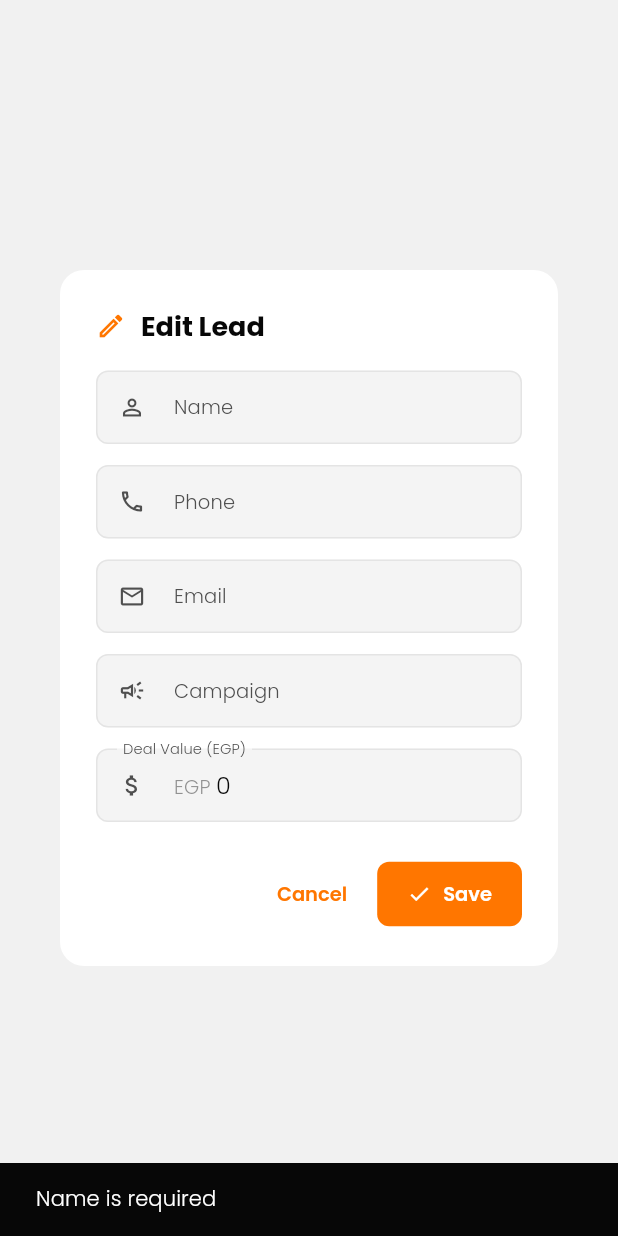
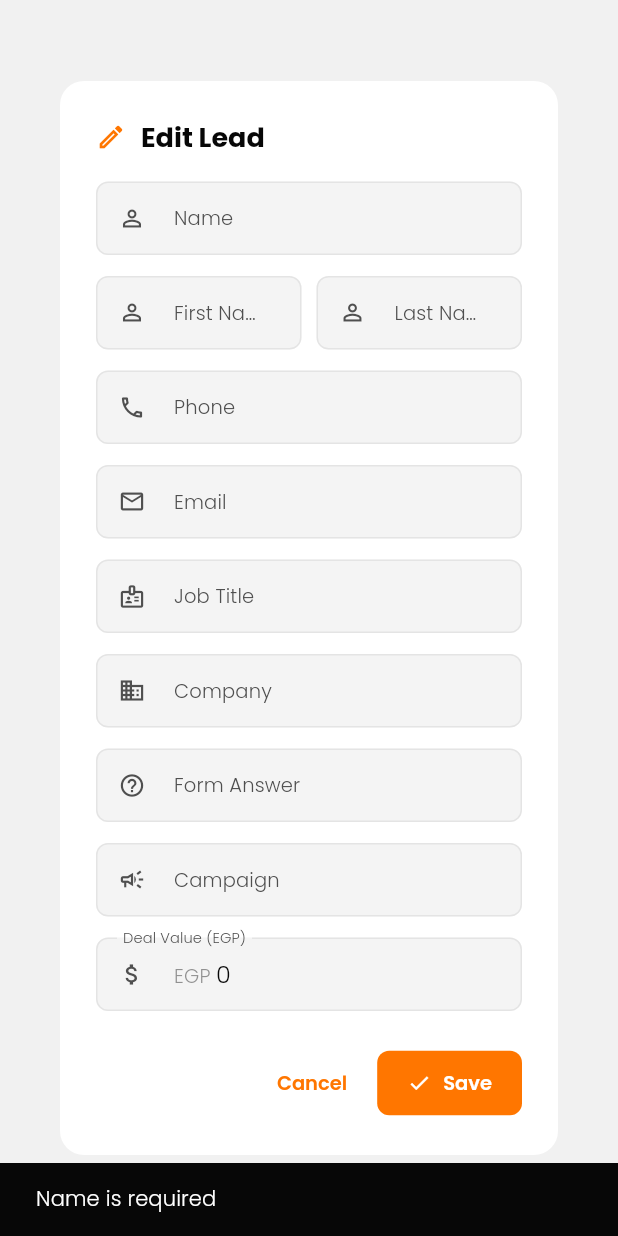
Before and after one commit to anismohamedaniso-commits/anis-crm, a Flutter app: the _EditLeadDialog widget shown alone on an empty page, opened directly with empty values, after a tap on "Save", on a phone screen of 412 x 824 dp. Run offline on Flutter 3.47's test engine with Material 3 defaults, Android fonts, the phone set to English and light mode, and no system bars; our stand-ins replace csv, file_picker, go_router, google_fonts, shared_preferences, supabase_flutter; missing offline and left inert: dart:html, excel; accounts and stored records are empty; network calls fail.

Commit message:
Add files via upload

```diff
--- a/lib/pages/lead_detail_page.dart
+++ b/lib/pages/lead_detail_page.dart
@@ -407,7 +407,10 @@ class _LeadSummaryCard extends StatelessWidget {
           const SizedBox(height: 12),
           _SourceChannelRow(lead: l),
           const SizedBox(height: 8),
-          _InfoRow(icon: Icons.calendar_today_outlined, label: 'Date added', value: _formatDate(l.createdAt)),
+          _InfoRow(icon: Icons.calendar_today_outlined, label: 'Date added', value: (l.dateAdded != null && l.dateAdded!.isNotEmpty) ? l.dateAdded! : _formatDate(l.createdAt)),
+          if (l.jobTitle != null && l.jobTitle!.isNotEmpty) ...[const SizedBox(height: 8), _InfoRow(icon: Icons.badge_outlined, label: 'Job title', value: l.jobTitle!)],
+          if (l.company != null && l.company!.isNotEmpty) ...[const SizedBox(height: 8), _InfoRow(icon: Icons.business_outlined, label: 'Company', value: l.company!)],
+          if (l.formQuestion != null && l.formQuestion!.isNotEmpty) ...[const SizedBox(height: 8), _InfoRow(icon: Icons.help_outline, label: 'Form answer', value: l.formQuestion!)],
           if (l.campaign != null && l.campaign!.isNotEmpty) ...[const SizedBox(height: 8), _InfoRow(icon: Icons.campaign_outlined, label: 'Campaign', value: l.campaign!)],
         ]),
       ),
@@ -1304,6 +1307,7 @@ class _EditLeadDialog extends StatefulWidget {
 
 class _EditLeadDialogState extends State<_EditLeadDialog> {
   late final TextEditingController _name, _phone, _email, _campaign, _dealValue;
+  late final TextEditingController _firstName, _lastName, _jobTitle, _company, _formQuestion;
   bool _saving = false;
 
   @override
@@ -1314,10 +1318,15 @@ class _EditLeadDialogState extends State<_EditLeadDialog> {
     _email = TextEditingController(text: widget.lead.email ?? '');
     _campaign = TextEditingController(text: widget.lead.campaign ?? '');
     _dealValue = TextEditingController(text: widget.lead.dealValue != null ? widget.lead.dealValue!.toStringAsFixed(0) : '');
-  }
-
-  @override
-  void dispose() { _name.dispose(); _phone.dispose(); _email.dispose(); _campaign.dispose(); _dealValue.dispose(); super.dispose(); }
+    _firstName = TextEditingController(text: widget.lead.firstName ?? '');
+    _lastName = TextEditingController(text: widget.lead.lastName ?? '');
+    _jobTitle = TextEditingController(text: widget.lead.jobTitle ?? '');
+    _company = TextEditingController(text: widget.lead.company ?? '');
+    _formQuestion = TextEditingController(text: widget.lead.formQuestion ?? '');
+  }
+
+  @override
+  void dispose() { _name.dispose(); _phone.dispose(); _email.dispose(); _campaign.dispose(); _dealValue.dispose(); _firstName.dispose(); _lastName.dispose(); _jobTitle.dispose(); _company.dispose(); _formQuestion.dispose(); super.dispose(); }
 
   Widget _field(TextEditingController c, String label, IconData icon) =>
       TextField(controller: c, decoration: InputDecoration(labelText: label, prefixIcon: Icon(icon), border: OutlineInputBorder(borderRadius: BorderRadius.circular(12))));
@@ -1330,8 +1339,12 @@ class _EditLeadDialogState extends State<_EditLeadDialog> {
       title: Row(children: [Icon(Icons.edit_outlined, size: 20, color: cs.primary), const SizedBox(width: 10), const Text('Edit Lead')]),
       content: SingleChildScrollView(child: SizedBox(width: 420, child: Column(mainAxisSize: MainAxisSize.min, children: [
         _field(_name, 'Name', Icons.person_outline), const SizedBox(height: 14),
+        Row(children: [Expanded(child: _field(_firstName, 'First Name', Icons.person_outline)), const SizedBox(width: 10), Expanded(child: _field(_lastName, 'Last Name', Icons.person_outline))]), const SizedBox(height: 14),
         _field(_phone, 'Phone', Icons.phone_outlined), const SizedBox(height: 14),
         _field(_email, 'Email', Icons.email_outlined), const SizedBox(height: 14),
+        _field(_jobTitle, 'Job Title', Icons.badge_outlined), const SizedBox(height: 14),
+        _field(_company, 'Company', Icons.business_outlined), const SizedBox(height: 14),
+        _field(_formQuestion, 'Form Answer', Icons.help_outline), const SizedBox(height: 14),
         _field(_campaign, 'Campaign', Icons.campaign_outlined), const SizedBox(height: 14),
         TextField(controller: _dealValue, decoration: InputDecoration(labelText: 'Deal Value (EGP)', prefixIcon: const Icon(Icons.attach_money), prefixText: 'EGP ', border: OutlineInputBorder(borderRadius: BorderRadius.circular(12))), keyboardType: const TextInputType.numberWithOptions(decimal: true)),
       ]))),
@@ -1357,6 +1370,11 @@ class _EditLeadDialogState extends State<_EditLeadDialog> {
         name: name, phone: _phone.text.trim().isEmpty ? null : _phone.text.trim(),
         email: email.isEmpty ? null : email, campaign: _campaign.text.trim().isEmpty ? null : _campaign.text.trim(),
         dealValue: double.tryParse(_dealValue.text.trim()),
+        firstName: _firstName.text.trim().isEmpty ? null : _firstName.text.trim(),
+        lastName: _lastName.text.trim().isEmpty ? null : _lastName.text.trim(),
+        jobTitle: _jobTitle.text.trim().isEmpty ? null : _jobTitle.text.trim(),
+        company: _company.text.trim().isEmpty ? null : _company.text.trim(),
+        formQuestion: _formQuestion.text.trim().isEmpty ? null : _formQuestion.text.trim(),
       ));
       if (context.mounted) { ScaffoldMessenger.of(context).showSnackBar(const SnackBar(content: Text('Lead updated'), duration: Duration(seconds: 1))); Navigator.of(context).pop(true); }
     } catch (e) {
--- a/lib/pages/leads_page.dart
+++ b/lib/pages/leads_page.dart
@@ -1536,9 +1536,15 @@ class _ImportLeadsDialogState extends State<_ImportLeadsDialog> {
   String? _error;
   final Map<String, int?> _map = {
     'Name': null,
+    'First Name': null,
+    'Last Name': null,
+    'Email': null,
     'Phone': null,
-    'Email': null,
+    'Job Title': null,
+    'Company': null,
+    'Form Question': null,
     'Source': null,
+    'Date Added': null,
     'Date': null,
   };
   String _dupPolicy = 'skip';
@@ -1547,15 +1553,27 @@ class _ImportLeadsDialogState extends State<_ImportLeadsDialog> {
   void _autoMapHeaders() {
     for (int i = 0; i < _headers.length; i++) {
       final h = _headers[i].toLowerCase().trim();
-      if (_map['Name'] == null && (h == 'name' || h == 'full name' || h == 'fullname' || h == 'lead name' || h == 'contact' || h == 'contact name')) {
+      if (_map['First Name'] == null && (h == 'first name' || h == 'firstname' || h == 'first' || h == 'fname' || h == 'given name')) {
+        _map['First Name'] = i;
+      } else if (_map['Last Name'] == null && (h == 'last name' || h == 'lastname' || h == 'last' || h == 'lname' || h == 'surname' || h == 'family name')) {
+        _map['Last Name'] = i;
+      } else if (_map['Name'] == null && (h == 'name' || h == 'full name' || h == 'fullname' || h == 'lead name' || h == 'contact' || h == 'contact name')) {
         _map['Name'] = i;
+      } else if (_map['Email'] == null && (h == 'email' || h == 'e-mail' || h == 'email address' || h == 'mail')) {
+        _map['Email'] = i;
       } else if (_map['Phone'] == null && (h == 'phone' || h == 'phone number' || h == 'mobile' || h == 'cell' || h == 'tel' || h == 'telephone' || h == 'whatsapp')) {
         _map['Phone'] = i;
-      } else if (_map['Email'] == null && (h == 'email' || h == 'e-mail' || h == 'email address' || h == 'mail')) {
-        _map['Email'] = i;
+      } else if (_map['Job Title'] == null && (h == 'job title' || h == 'jobtitle' || h == 'title' || h == 'position' || h == 'role' || h == 'designation')) {
+        _map['Job Title'] = i;
+      } else if (_map['Company'] == null && (h == 'company' || h == 'company name' || h == 'organization' || h == 'organisation' || h == 'business' || h == 'employer')) {
+        _map['Company'] = i;
+      } else if (_map['Form Question'] == null && (h == 'form question' || h == 'question' || h == 'answer' || h == 'form answer' || h == 'response' || h == 'message' || h == 'comment' || h == 'comments' || h == 'note' || h == 'notes')) {
+        _map['Form Question'] = i;
       } else if (_map['Source'] == null && (h == 'source' || h == 'channel' || h == 'source/channel' || h == 'lead source' || h == 'platform' || h == 'origin')) {
         _map['Source'] = i;
-      } else if (_map['Date'] == null && (h == 'date' || h == 'created' || h == 'created_at' || h == 'createdat' || h == 'created at' || h == 'timestamp' || h == 'time' || h == 'added' || h == 'date added' || h == 'registration date' || h == 'signup date' || h == 'joined')) {
+      } else if (_map['Date Added'] == null && (h == 'date added' || h == 'date_added' || h == 'added' || h == 'form date' || h == 'submission date' || h == 'submitted' || h == 'date submitted' || h == 'signup date' || h == 'registration date' || h == 'joined')) {
+        _map['Date Added'] = i;
+      } else if (_map['Date'] == null && (h == 'date' || h == 'created' || h == 'created_at' || h == 'createdat' || h == 'created at' || h == 'timestamp' || h == 'time')) {
         _map['Date'] = i;
       }
     }
@@ -1565,7 +1583,7 @@ class _ImportLeadsDialogState extends State<_ImportLeadsDialog> {
   Widget build(BuildContext context) {
     final cs = Theme.of(context).colorScheme;
     final mapped = _map.values.where((v) => v != null).length;
-    final nameOk = _map['Name'] != null;
+    final nameOk = _map['Name'] != null || _map['First Name'] != null;
     return AlertDialog(
       shape: RoundedRectangleBorder(borderRadius: BorderRadius.circular(16)),
       title: Row(children: [
@@ -1594,7 +1612,7 @@ class _ImportLeadsDialogState extends State<_ImportLeadsDialog> {
               Container(
                 padding: const EdgeInsets.symmetric(horizontal: 10, vertical: 6),
                 decoration: BoxDecoration(color: cs.primary.withValues(alpha: 0.1), borderRadius: BorderRadius.circular(8)),
-                child: Text('$mapped/5 mapped', style: Theme.of(context).textTheme.labelLarge?.copyWith(fontWeight: FontWeight.w600, color: cs.primary)),
+                child: Text('$mapped mapped', style: Theme.of(context).textTheme.labelLarge?.copyWith(fontWeight: FontWeight.w600, color: cs.primary)),
               ),
             ],
           ]),
@@ -1634,12 +1652,12 @@ class _ImportLeadsDialogState extends State<_ImportLeadsDialog> {
   Widget _mappingDropdown(String field) {
     final cs = Theme.of(context).colorScheme;
     final isMapped = _map[field] != null;
-    final isRequired = field == 'Name';
+    final isRequired = field == 'First Name';
     return SizedBox(
-      width: 320,
+      width: 330,
       child: Row(children: [
-        SizedBox(width: 60, child: Row(children: [
-          Text(field, style: Theme.of(context).textTheme.bodyMedium?.copyWith(fontWeight: FontWeight.w500)),
+        SizedBox(width: 96, child: Row(children: [
+          Flexible(child: Text(field, overflow: TextOverflow.ellipsis, style: Theme.of(context).textTheme.bodyMedium?.copyWith(fontWeight: FontWeight.w500))),
           if (isRequired) Text(' *', style: TextStyle(color: cs.error, fontWeight: FontWeight.w700)),
         ])),
         const SizedBox(width: 8),
@@ -1732,14 +1750,24 @@ class _ImportLeadsDialogState extends State<_ImportLeadsDialog> {
     int total = _rows.length, ok = 0, skipped = 0, failed = 0, updated = 0;
     for (final row in _rows) {
       try {
-        String? name = _val(row, _map['Name']);
+        final firstName = _val(row, _map['First Name']);
+        final lastName = _val(row, _map['Last Name']);
+        String name = (_val(row, _map['Name']) ?? '').trim();
+        if (name.isEmpty) {
+          name = [firstName, lastName].where((s) => (s ?? '').trim().isNotEmpty).map((s) => s!.trim()).join(' ').trim();
+        }
         final phone = _val(row, _map['Phone']);
         final email = _val(row, _map['Email']);
+        final jobTitle = _val(row, _map['Job Title']);
+        final company = _val(row, _map['Company']);
+        final formQuestion = _val(row, _map['Form Question']);
+        final dateAdded = _val(row, _map['Date Added']);
         final sourceStr = _val(row, _map['Source']);
         final dateStr = _val(row, _map['Date']);
-        if (name == null || name.trim().isEmpty) { skipped++; continue; }
+        if (name.isEmpty) { skipped++; continue; }
         final source = _sourceFrom(sourceStr) ?? LeadSource.imported;
-        final createdAt = _parseDate(dateStr);
+        final createdAt = _parseDate(dateStr) ?? _parseDate(dateAdded);
+        String? nn(String? s) => (s == null || s.trim().isEmpty) ? null : s.trim();
         final dup = _findDuplicate(email, phone);
         if (dup != null) {
           if (_dupPolicy == 'update') {
@@ -1750,17 +1778,29 @@ class _ImportLeadsDialogState extends State<_ImportLeadsDialog> {
               source: source,
               createdAt: createdAt ?? dup.createdAt,
               updatedAt: DateTime.now(),
+              firstName: nn(firstName),
+              lastName: nn(lastName),
+              jobTitle: nn(jobTitle),
+              company: nn(company),
+              formQuestion: nn(formQuestion),
+              dateAdded: nn(dateAdded),
             ));
             updated++;
           } else { skipped++; }
         } else {
           await LeadService.instance.create(
             name: name,
-            phone: phone?.isEmpty == true ? null : phone,
-            email: email?.isEmpty == true ? null : email,
+            phone: nn(phone),
+            email: nn(email),
             source: source,
             createdAt: createdAt,
             country: context.read<AppState>().selectedMarketId,
+            firstName: nn(firstName),
+            lastName: nn(lastName),
+            jobTitle: nn(jobTitle),
+            company: nn(company),
+            formQuestion: nn(formQuestion),
+            dateAdded: nn(dateAdded),
           );
           ok++;
         }
```
